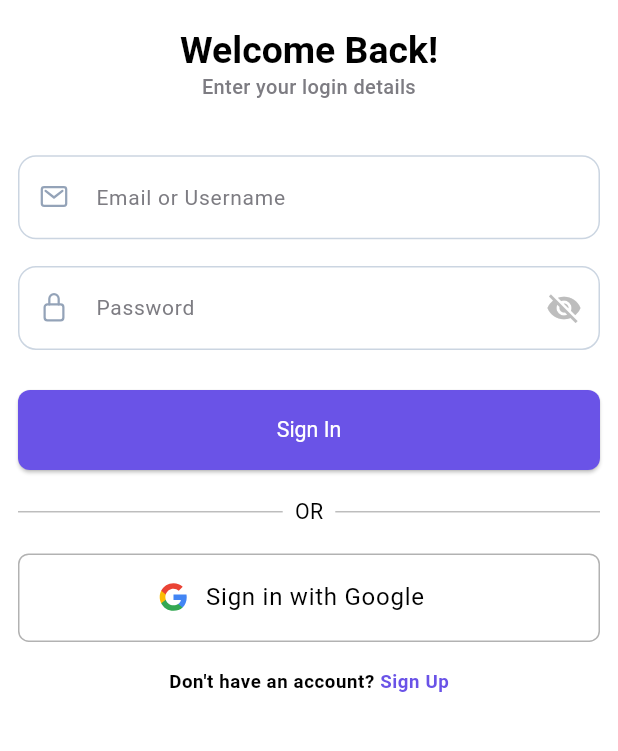
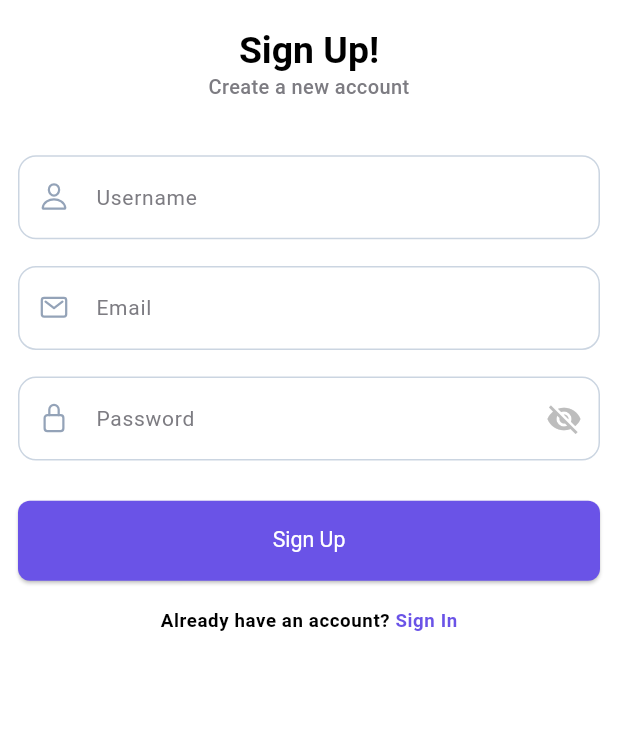
Before and after one commit to AmrElzohairy/chat_bot, a Flutter app: the screen it shows after launch, after a tap on "Get Started", after a tap on "Sign Up", on a phone screen of 412 x 824 dp, the part 309-1060 px from its top. Run offline on Flutter 3.47's test engine with Material 3 defaults, Android fonts, the phone set to English and light mode, and no system bars; our stand-ins replace flutter_screenutil, flutter_svg, go_router.

Commit message:
add sign up view

```diff
--- a/lib/core/routing/app_router.dart
+++ b/lib/core/routing/app_router.dart
@@ -1,4 +1,5 @@
 import 'package:chat_bot/features/auth/presentation/cubits/views/sign_in_view.dart';
+import 'package:chat_bot/features/auth/presentation/cubits/views/sign_up_view.dart';
 import 'package:chat_bot/features/on_boarding/presentation/views/on_boarding_view.dart';
 import 'package:flutter/material.dart';
 import 'package:go_router/go_router.dart';
@@ -17,6 +18,11 @@ abstract class AppRouter {
         name: SignInView.routeName,
         builder: (context, state) => const SignInView(),
       ),
+      GoRoute(
+        path: SignUpView.routeName,
+        name: SignUpView.routeName,
+        builder: (context, state) => const SignUpView(),
+      ),
     ],
     errorBuilder:
         (context, state) =>
--- a/lib/features/auth/presentation/cubits/views/sign_in_view.dart
+++ b/lib/features/auth/presentation/cubits/views/sign_in_view.dart
@@ -1,6 +1,7 @@
 import 'package:chat_bot/core/utils/app_images.dart';
 import 'package:chat_bot/core/utils/spacing_widgets.dart';
 import 'package:chat_bot/core/widgets/custom_app_button.dart';
+import 'package:chat_bot/features/auth/presentation/cubits/views/sign_up_view.dart';
 import 'package:chat_bot/features/auth/presentation/cubits/views/widgets/custom_social_media_button.dart';
 import 'package:chat_bot/features/auth/presentation/cubits/views/widgets/or_widget.dart';
 import 'package:chat_bot/features/auth/presentation/cubits/views/widgets/row_with_primary_text.dart';
@@ -8,6 +9,7 @@ import 'package:chat_bot/features/auth/presentation/cubits/views/widgets/sign_in
 import 'package:chat_bot/features/auth/presentation/cubits/views/widgets/sign_in_texts.dart';
 import 'package:flutter/material.dart';
 import 'package:flutter_svg/svg.dart';
+import 'package:go_router/go_router.dart';
 
 import '../../../../../core/widgets/app_logo_widget.dart';
 
@@ -49,7 +51,9 @@ class SignInView extends StatelessWidget {
               RowWithPrimaryText(
                 text: 'Don\'t have an account? ',
                 primaryText: 'Sign Up',
-                onTap: () {},
+                onTap: () {
+                  context.pushNamed(SignUpView.routeName);
+                },
               ),
             ],
           ),
--- /dev/null
+++ b/lib/features/auth/presentation/cubits/views/sign_up_view.dart
@@ -0,0 +1,48 @@
+import 'package:chat_bot/core/utils/spacing_widgets.dart';
+import 'package:chat_bot/core/widgets/custom_app_button.dart';
+import 'package:chat_bot/features/auth/presentation/cubits/views/widgets/row_with_primary_text.dart';
+import 'package:chat_bot/features/auth/presentation/cubits/views/widgets/sign_up_form.dart';
+import 'package:chat_bot/features/auth/presentation/cubits/views/widgets/sign_up_texts.dart';
+import 'package:flutter/material.dart';
+import 'package:go_router/go_router.dart';
+
+import '../../../../../core/widgets/app_logo_widget.dart';
+
+class SignUpView extends StatelessWidget {
+  const SignUpView({super.key});
+  static const routeName = '/sign_up_view';
+  @override
+  Widget build(BuildContext context) {
+    return Scaffold(
+      body: Padding(
+        padding: const EdgeInsets.symmetric(horizontal: 12.0),
+        child: SingleChildScrollView(
+          child: Column(
+            children: [
+              VerticalSpace(height: 90),
+              AppLogoWidget(),
+              VerticalSpace(height: 20),
+              SignUpTexts(),
+              VerticalSpace(height: 40),
+              SignUpForm(),
+              VerticalSpace(height: 30),
+              CustomAppButton(
+                buttonText: 'Sign Up',
+                onPressed: () {},
+                isLoading: false,
+              ),
+              VerticalSpace(height: 20),
+              RowWithPrimaryText(
+                text: 'Already have an account? ',
+                primaryText: 'Sign In',
+                onTap: () {
+                  context.pop();
+                },
+              ),
+            ],
+          ),
+        ),
+      ),
+    );
+  }
+}
--- /dev/null
+++ b/lib/features/auth/presentation/cubits/views/widgets/sign_up_form.dart
@@ -0,0 +1,48 @@
+
+import 'package:chat_bot/core/utils/app_images.dart';
+import 'package:chat_bot/core/widgets/custom_text_form_field.dart';
+import 'package:flutter/material.dart';
+import 'package:flutter_svg/svg.dart';
+
+import '../../../../../../core/utils/spacing_widgets.dart';
+import '../../../../../../core/widgets/custom_password_field.dart';
+
+class SignUpForm extends StatelessWidget {
+  const SignUpForm({
+    super.key,
+  });
+
+  @override
+  Widget build(BuildContext context) {
+    return Column(
+      children: [
+        CustomTextFormField(
+          labelText: "Username",
+          controller: TextEditingController(),
+          prefixIcon: SvgPicture.asset(
+            Assets.imagesPersonOutline,
+            fit: BoxFit.scaleDown,
+          ),
+        ),
+        VerticalSpace(height: 20),
+        CustomTextFormField(
+          labelText: "Email",
+          controller: TextEditingController(),
+          prefixIcon: SvgPicture.asset(
+            Assets.imagesMailOutline,
+            fit: BoxFit.scaleDown,
+          ),
+        ),
+        VerticalSpace(height: 20),
+        CustomPasswordField(
+          labelText: "Password",
+          controller: TextEditingController(),
+          prefixIcon: SvgPicture.asset(
+            Assets.imagesLockClosedOutline,
+            fit: BoxFit.scaleDown,
+          ),
+        ),
+      ],
+    );
+  }
+}
--- /dev/null
+++ b/lib/features/auth/presentation/cubits/views/widgets/sign_up_texts.dart
@@ -0,0 +1,43 @@
+
+import 'package:flutter/material.dart';
+import 'package:flutter_screenutil/flutter_screenutil.dart';
+
+import '../../../../../../core/helpers/get_current_brightness.dart';
+import '../../../../../../core/utils/app_colors.dart';
+
+class SignUpTexts extends StatelessWidget {
+  const SignUpTexts({
+    super.key,
+  });
+
+  @override
+  Widget build(BuildContext context) {
+    return Column(
+      children: [
+        SizedBox(
+          width: 335.w,
+          child: Text(
+            'Sign Up!',
+            textAlign: TextAlign.center,
+            style: Theme.of(context).textTheme.headlineLarge,
+          ),
+        ),
+        SizedBox(
+          width: 335.w,
+          child: Text(
+            'Create a new account',
+            textAlign: TextAlign.center,
+            style: Theme.of(context).textTheme.bodyMedium!.copyWith(
+              color:
+                  getCurrentBrightness(context)
+                      ? AppColors.lightSecondaryText
+                      : AppColors.darkSecondaryText,
+              fontSize: 15.sp,
+              fontWeight: FontWeight.w500,
+            ),
+          ),
+        ),
+      ],
+    );
+  }
+}
```
